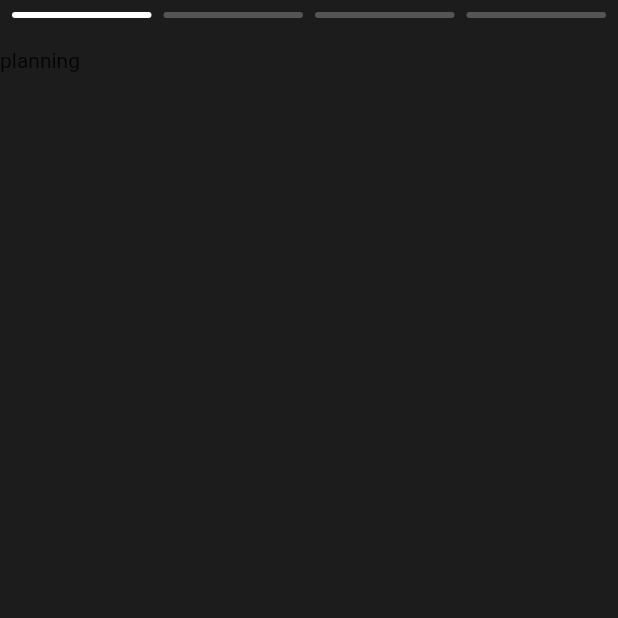
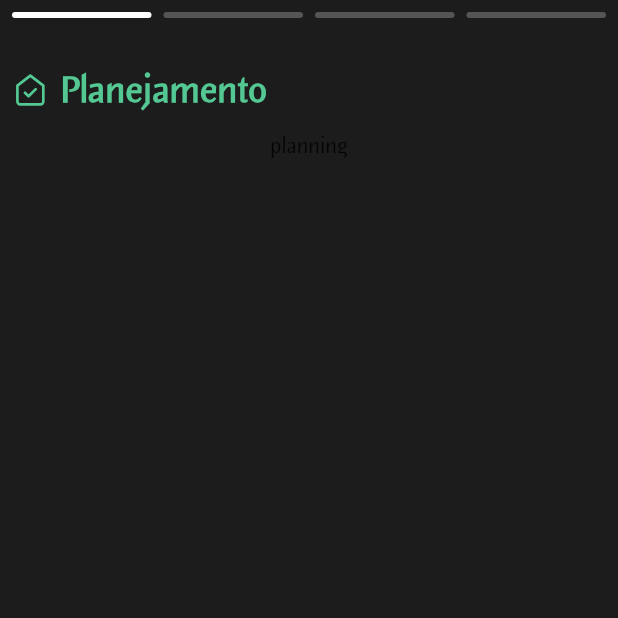
Before and after one commit to csbs1985/tarefas_app, a Flutter app: the screen it shows after launch, on a phone screen of 412 x 824 dp, the top half of it. Run offline on Flutter 3.47's test engine with Material 2 defaults, Android fonts, the phone set to English and light mode, and no system bars; our stand-ins replace flutter_svg; Roboto replaces fonts that are missing (nunito-regular).

Commit message:
[HeaderComponent] criar

```diff
--- a/analysis_options.yaml
+++ b/analysis_options.yaml
@@ -25,5 +25,6 @@ linter:
     # avoid_print: false  # Uncomment to disable the `avoid_print` rule
     # prefer_single_quotes: true  # Uncomment to enable the `prefer_single_quotes` rule
     lowercase_with_underscores: false
+    unrelated_type_equality_checks: dalse
 # Additional information about this file can be found at
 # https://dart.dev/guides/language/analysis-options
--- a/lib/components/appbar_component.dart
+++ b/lib/components/appbar_component.dart
@@ -1,4 +1,5 @@
 import 'package:flutter/material.dart';
+import 'package:tarefas_app/enuns/page_enum.dart';
 import 'package:tarefas_app/theme/ui_color.dart';
 
 class AppBarComponent extends StatefulWidget with PreferredSizeWidget {
@@ -42,13 +43,13 @@ class _AppBarComponentState extends State<AppBarComponent> {
         toolbarHeight: 4,
         actions: [
           _sizedBoxWidth,
-          _buildMenuButton(0),
+          _buildMenuButton(PageEnum.planning.value),
           _sizedBoxWidth,
-          _buildMenuButton(1),
+          _buildMenuButton(PageEnum.calendar.value),
           _sizedBoxWidth,
-          _buildMenuButton(2),
+          _buildMenuButton(PageEnum.all.value),
           _sizedBoxWidth,
-          _buildMenuButton(3),
+          _buildMenuButton(PageEnum.concluded.value),
           _sizedBoxWidth
         ],
       ),
@@ -63,7 +64,7 @@ class _AppBarComponentState extends State<AppBarComponent> {
         child: AnimatedContainer(
           duration: const Duration(milliseconds: 400),
           height: 8,
-          padding: const EdgeInsets.symmetric(vertical: 16),
+          padding: const EdgeInsets.only(top: 16),
           decoration: BoxDecoration(
             color: isSelected ? UiColor.menuItem : UiColor.menuItemSelected,
             borderRadius: BorderRadius.circular(50),
--- /dev/null
+++ b/lib/components/header_component.dart
@@ -0,0 +1,89 @@
+import 'package:flutter/material.dart';
+import 'package:flutter_svg/svg.dart';
+import 'package:tarefas_app/enuns/page_enum.dart';
+import 'package:tarefas_app/theme/ui_color.dart';
+import 'package:tarefas_app/theme/ui_svg.dart';
+import 'package:tarefas_app/theme/ui_text.dart';
+
+class HeaderComponent extends StatefulWidget {
+  const HeaderComponent({
+    required PageEnum page,
+  }) : _page = page;
+
+  final PageEnum _page;
+
+  @override
+  State<HeaderComponent> createState() => _HeaderComponentState();
+}
+
+class _HeaderComponentState extends State<HeaderComponent> {
+  final Map<PageEnum, Map<String, dynamic>> _pageMap = {
+    PageEnum.planning: {
+      'text': 'Planejamento',
+      'icon': UiSvg.planning,
+      'color': UiColor.planning,
+      'style': UiText.titlePlanning,
+    },
+    PageEnum.calendar: {
+      'text': 'Calendário',
+      'icon': UiSvg.calendar,
+      'color': UiColor.calendar,
+      'style': UiText.titleCalendar,
+    },
+    PageEnum.all: {
+      'text': 'Todos',
+      'icon': UiSvg.all,
+      'color': UiColor.all,
+      'style': UiText.titleAll,
+    },
+    PageEnum.concluded: {
+      'text': 'Concluidas',
+      'icon': UiSvg.concluded,
+      'color': UiColor.concluded,
+      'style': UiText.titleConcluded,
+    },
+    PageEnum.task: {
+      'text': 'Tarefa',
+      'icon': UiSvg.back,
+      'color': UiColor.task,
+      'style': UiText.titleTask,
+    },
+  };
+
+  String getText(PageEnum page) {
+    return _pageMap[page]!['text'];
+  }
+
+  String getIcon(PageEnum page) {
+    return _pageMap[page]!['icon'];
+  }
+
+  Color getColor(PageEnum page) {
+    return _pageMap[page]!['color'];
+  }
+
+  TextStyle getStyle(PageEnum page) {
+    return _pageMap[page]!['style'];
+  }
+
+  @override
+  Widget build(BuildContext context) {
+    return SizedBox(
+      height: 56,
+      child: Padding(
+        padding: const EdgeInsets.symmetric(horizontal: 8),
+        child: Row(
+          children: [
+            SvgPicture.asset(
+              getIcon(widget._page),
+              color: getColor(widget._page),
+              height: 24,
+            ),
+            const SizedBox(width: 8),
+            Text(getText(widget._page), style: getStyle(widget._page)),
+          ],
+        ),
+      ),
+    );
+  }
+}
--- /dev/null
+++ b/lib/enuns/page_enum.dart
@@ -0,0 +1,10 @@
+enum PageEnum {
+  planning(0),
+  calendar(1),
+  all(2),
+  concluded(3),
+  task(4);
+
+  final int value;
+  const PageEnum(this.value);
+}
--- a/lib/pages/all_page.dart
+++ b/lib/pages/all_page.dart
@@ -1,4 +1,6 @@
 import 'package:flutter/cupertino.dart';
+import 'package:tarefas_app/components/header_component.dart';
+import 'package:tarefas_app/enuns/page_enum.dart';
 
 class AllPage extends StatefulWidget {
   const AllPage({super.key});
@@ -10,6 +12,13 @@ class AllPage extends StatefulWidget {
 class _AllPageState extends State<AllPage> {
   @override
   Widget build(BuildContext context) {
-    return const Text('all');
+    return SingleChildScrollView(
+      child: Column(
+        children: const [
+          HeaderComponent(page: PageEnum.all),
+          Text('planning'),
+        ],
+      ),
+    );
   }
 }
--- a/lib/pages/calendar_page.dart
+++ b/lib/pages/calendar_page.dart
@@ -1,4 +1,6 @@
 import 'package:flutter/cupertino.dart';
+import 'package:tarefas_app/components/header_component.dart';
+import 'package:tarefas_app/enuns/page_enum.dart';
 
 class CalendarPage extends StatefulWidget {
   const CalendarPage({super.key});
@@ -10,6 +12,13 @@ class CalendarPage extends StatefulWidget {
 class _CalendarPageState extends State<CalendarPage> {
   @override
   Widget build(BuildContext context) {
-    return const Text('calendar');
+    return SingleChildScrollView(
+      child: Column(
+        children: const [
+          HeaderComponent(page: PageEnum.calendar),
+          Text('planning'),
+        ],
+      ),
+    );
   }
 }
--- a/lib/pages/concluded_page.dart
+++ b/lib/pages/concluded_page.dart
@@ -1,4 +1,6 @@
 import 'package:flutter/cupertino.dart';
+import 'package:tarefas_app/components/header_component.dart';
+import 'package:tarefas_app/enuns/page_enum.dart';
 
 class ConcludedPage extends StatefulWidget {
   const ConcludedPage({super.key});
@@ -10,6 +12,13 @@ class ConcludedPage extends StatefulWidget {
 class _ConcludedPageState extends State<ConcludedPage> {
   @override
   Widget build(BuildContext context) {
-    return const Text('concluded');
+    return SingleChildScrollView(
+      child: Column(
+        children: const [
+          HeaderComponent(page: PageEnum.concluded),
+          Text('planning'),
+        ],
+      ),
+    );
   }
 }
--- a/lib/pages/home_page.dart
+++ b/lib/pages/home_page.dart
@@ -1,5 +1,6 @@
 import 'package:flutter/material.dart';
 import 'package:tarefas_app/components/appbar_component.dart';
+import 'package:tarefas_app/enuns/page_enum.dart';
 import 'package:tarefas_app/pages/all_page.dart';
 import 'package:tarefas_app/pages/calendar_page.dart';
 import 'package:tarefas_app/pages/concluded_page.dart';
@@ -13,7 +14,7 @@ class HomePage extends StatefulWidget {
 }
 
 class _HomePageState extends State<HomePage> {
-  int currentPage = 0;
+  int currentPage = PageEnum.planning.value;
 
   PageController pageController = PageController();
 
--- a/lib/pages/planning_page.dart
+++ b/lib/pages/planning_page.dart
@@ -1,4 +1,6 @@
 import 'package:flutter/cupertino.dart';
+import 'package:tarefas_app/components/header_component.dart';
+import 'package:tarefas_app/enuns/page_enum.dart';
 
 class PlanningPage extends StatefulWidget {
   const PlanningPage({super.key});
@@ -10,8 +12,13 @@ class PlanningPage extends StatefulWidget {
 class _PlanningPageState extends State<PlanningPage> {
   @override
   Widget build(BuildContext context) {
-    return Container(
-      child: const Text('planning'),
+    return SingleChildScrollView(
+      child: Column(
+        children: const [
+          HeaderComponent(page: PageEnum.planning),
+          Text('planning'),
+        ],
+      ),
     );
   }
 }
--- a/lib/theme/ui_color.dart
+++ b/lib/theme/ui_color.dart
@@ -1,15 +1,16 @@
 import 'package:flutter/animation.dart';
 
 class UiColor {
+  static const Color all = Color(0xFF698ee5);
   static const Color back = Color(0xFF1b1c1b);
   static const Color calendar = Color(0xFFfcd447);
-  static const Color completed = Color(0xFFd75a31);
+  static const Color concluded = Color(0xFFd75a31);
   static const Color element = Color(0xFF3f3f3f);
   static const Color planning = Color(0xFF54c893);
-  static const Color list = Color(0xFF698ee5);
   static const Color task = Color(0xFFc89550);
   static const Color text_1 = Color(0xFFfefefe);
   static const Color text_2 = Color(0xFFbcbcbc);
+
   static const Color menuItem = Color(0xFFfefefe);
   static const Color menuItemSelected = Color(0x40fefefe);
 }
--- a/lib/theme/ui_svg.dart
+++ b/lib/theme/ui_svg.dart
@@ -6,7 +6,7 @@ class UiSvg {
   static const String call = 'assets/icons/call.svg';
   static const String close = 'assets/icons/close.svg';
   static const String complete = 'assets/icons/complete.svg';
-  static const String completes = 'assets/icons/completes.svg';
+  static const String concluded = 'assets/icons/concluded.svg';
   static const String confirm = 'assets/icons/confirm.svg';
   static const String create = 'assets/icons/create.svg';
   static const String empty = 'assets/icons/empty.svg';
@@ -14,5 +14,5 @@ class UiSvg {
   static const String financial = 'assets/icons/financial.svg';
   static const String opened = 'assets/icons/opened.svg';
   static const String reminder = 'assets/icons/reminder.svg';
-  static const String task = 'assets/icons/task.svg';
+  static const String planning = 'assets/icons/planning.svg';
 }
--- /dev/null
+++ b/lib/theme/ui_text.dart
@@ -0,0 +1,30 @@
+import 'package:flutter/cupertino.dart';
+import 'package:tarefas_app/theme/ui_color.dart';
+
+class UiText {
+  static const TextStyle titlePlanning = TextStyle(
+    fontSize: 24,
+    fontWeight: FontWeight.bold,
+    color: UiColor.planning,
+  );
+  static const TextStyle titleCalendar = TextStyle(
+    fontSize: 24,
+    fontWeight: FontWeight.bold,
+    color: UiColor.calendar,
+  );
+  static const TextStyle titleAll = TextStyle(
+    fontSize: 24,
+    fontWeight: FontWeight.bold,
+    color: UiColor.all,
+  );
+  static const TextStyle titleConcluded = TextStyle(
+    fontSize: 24,
+    fontWeight: FontWeight.bold,
+    color: UiColor.concluded,
+  );
+  static const TextStyle titleTask = TextStyle(
+    fontSize: 24,
+    fontWeight: FontWeight.bold,
+    color: UiColor.task,
+  );
+}
--- a/lib/theme/ui_theme.dart
+++ b/lib/theme/ui_theme.dart
@@ -4,10 +4,13 @@ import 'package:tarefas_app/theme/ui_color.dart';
 class UiTheme {
   static ThemeData theme1 = ThemeData(
     scaffoldBackgroundColor: UiColor.back,
-    fontFamily: 'nunito-regular',
-    appBarTheme: const AppBarTheme(backgroundColor: UiColor.back, elevation: 0),
-    // inputDecorationTheme: UiTextFormField.primary,
+    fontFamily: 'ElementalSansPro',
+    appBarTheme: const AppBarTheme(
+      backgroundColor: UiColor.back,
+      elevation: 0,
+    ),
     textSelectionTheme:
         const TextSelectionThemeData(cursorColor: UiColor.planning),
+    // inputDecorationTheme: UiTextFormField.primary,
   );
 }
```
Also changed, not shown: pubspec.yaml (+9 -71 lines), assets/icons/concluded.svg (renamed from assets/icons/completes.svg), assets/icons/planning.svg (added), assets/icons/task.svg (deleted).
